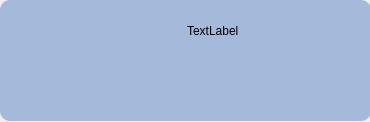
The window that ui/item.ui (xuanducdepzai/python-app) describes before a commit, drawn with Qt 5.
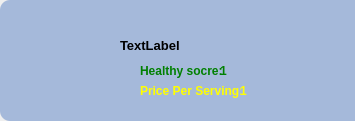
The same window after the commit.

```diff
--- a/ui/item.ui
+++ b/ui/item.ui
@@ -6,8 +6,8 @@
    <rect>
     <x>0</x>
     <y>0</y>
-    <width>370</width>
-    <height>122</height>
+    <width>355</width>
+    <height>121</height>
    </rect>
   </property>
   <property name="windowTitle">
@@ -46,30 +46,154 @@
     <bool>true</bool>
    </property>
   </widget>
-  <widget class="QWidget" name="rating" native="true">
-   <property name="geometry">
-    <rect>
-     <x>180</x>
-     <y>50</y>
-     <width>171</width>
-     <height>51</height>
-    </rect>
-   </property>
-   <layout class="QGridLayout" name="gridLayout"/>
-  </widget>
   <widget class="QLabel" name="lb_name">
    <property name="geometry">
     <rect>
-     <x>187</x>
-     <y>15</y>
-     <width>161</width>
+     <x>120</x>
+     <y>30</y>
+     <width>221</width>
      <height>31</height>
     </rect>
    </property>
+   <property name="font">
+    <font>
+     <pointsize>10</pointsize>
+     <bold>true</bold>
+    </font>
+   </property>
    <property name="text">
     <string>TextLabel</string>
    </property>
   </widget>
+  <widget class="QLabel" name="lb_name_2">
+   <property name="geometry">
+    <rect>
+     <x>140</x>
+     <y>60</y>
+     <width>91</width>
+     <height>21</height>
+    </rect>
+   </property>
+   <property name="font">
+    <font>
+     <bold>true</bold>
+    </font>
+   </property>
+   <property name="styleSheet">
+    <string notr="true">color:green;</string>
+   </property>
+   <property name="text">
+    <string>Healthy socre:</string>
+   </property>
+  </widget>
+  <widget class="QLabel" name="lb_healthScore">
+   <property name="geometry">
+    <rect>
+     <x>220</x>
+     <y>60</y>
+     <width>41</width>
+     <height>21</height>
+    </rect>
+   </property>
+   <property name="font">
+    <font>
+     <bold>true</bold>
+    </font>
+   </property>
+   <property name="styleSheet">
+    <string notr="true">color:green;</string>
+   </property>
+   <property name="text">
+    <string>1</string>
+   </property>
+  </widget>
+  <widget class="QLabel" name="lb_name_3">
+   <property name="geometry">
+    <rect>
+     <x>140</x>
+     <y>80</y>
+     <width>101</width>
+     <height>21</height>
+    </rect>
+   </property>
+   <property name="font">
+    <font>
+     <bold>true</bold>
+    </font>
+   </property>
+   <property name="styleSheet">
+    <string notr="true">color:yellow;</string>
+   </property>
+   <property name="text">
+    <string>Price Per Serving:</string>
+   </property>
+  </widget>
+  <widget class="QLabel" name="lb_pricePerServing">
+   <property name="geometry">
+    <rect>
+     <x>240</x>
+     <y>80</y>
+     <width>41</width>
+     <height>21</height>
+    </rect>
+   </property>
+   <property name="font">
+    <font>
+     <bold>true</bold>
+    </font>
+   </property>
+   <property name="styleSheet">
+    <string notr="true">color:yellow;
+</string>
+   </property>
+   <property name="text">
+    <string>1</string>
+   </property>
+  </widget>
+  <widget class="QLabel" name="lb_1">
+   <property name="geometry">
+    <rect>
+     <x>128</x>
+     <y>10</y>
+     <width>81</width>
+     <height>20</height>
+    </rect>
+   </property>
+   <property name="font">
+    <font>
+     <pointsize>10</pointsize>
+     <bold>true</bold>
+    </font>
+   </property>
+   <property name="styleSheet">
+    <string notr="true">color:rgb(170, 85, 0);</string>
+   </property>
+   <property name="text">
+    <string/>
+   </property>
+  </widget>
+  <widget class="QLabel" name="lb_verryhealthy">
+   <property name="geometry">
+    <rect>
+     <x>230</x>
+     <y>10</y>
+     <width>91</width>
+     <height>20</height>
+    </rect>
+   </property>
+   <property name="font">
+    <font>
+     <pointsize>10</pointsize>
+     <bold>true</bold>
+    </font>
+   </property>
+   <property name="styleSheet">
+    <string notr="true">color:rgb(170, 85, 0);</string>
+   </property>
+   <property name="text">
+    <string/>
+   </property>
+  </widget>
  </widget>
  <resources/>
  <connections/>
```
